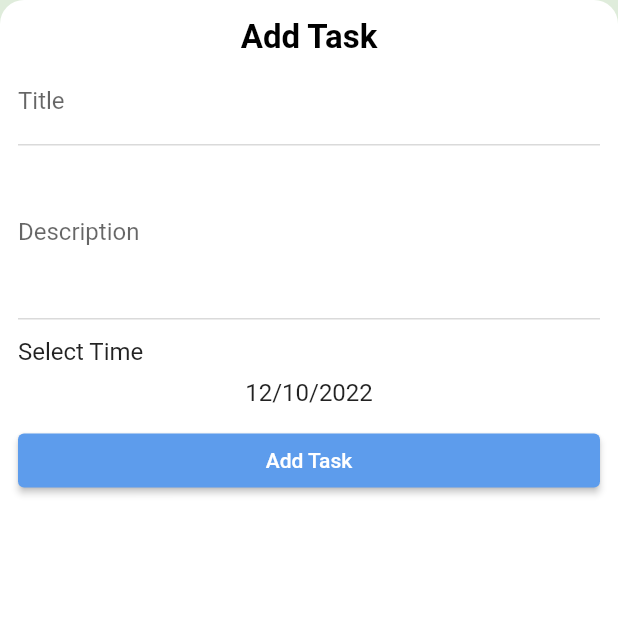
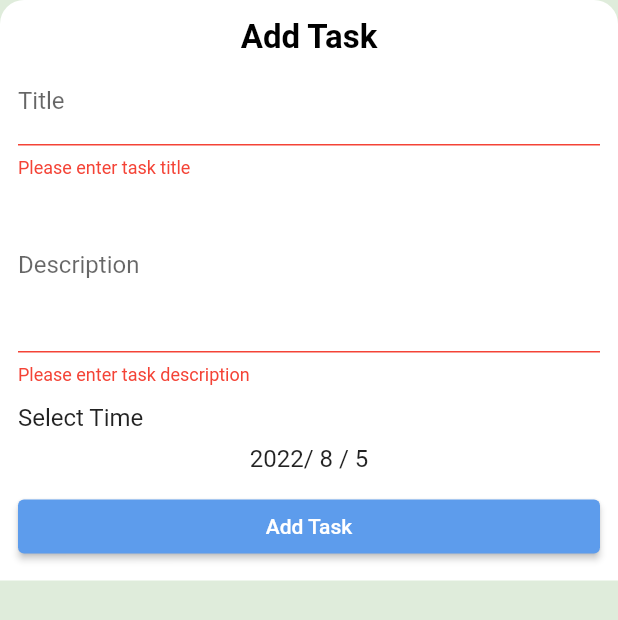
Before and after one commit to mohamedhamouda7897/todo_c6_offline, a Flutter app: the AddTaskBottomSheet widget shown alone on an empty page, opened directly, after a tap on "Add Task", on a phone screen of 412 x 824 dp. Shown: the top 620 px of the screen. Run offline on Flutter 3.47's test engine with Material 2 defaults, Android fonts, the phone set to English and light mode, and no system bars; our stand-ins replace calendar_timeline.

Commit message:
finish app before add firebase

```diff
--- a/lib/modules/bottom_sheets/add_task_bottom_sheet.dart
+++ b/lib/modules/bottom_sheets/add_task_bottom_sheet.dart
@@ -1,18 +1,27 @@
 import 'package:flutter/material.dart';
 import 'package:todo_c6_offline/shared/styles/colors.dart';
 
-class AddTaskBottomSheet extends StatelessWidget {
-  const AddTaskBottomSheet({Key? key}) : super(key: key);
+class AddTaskBottomSheet extends StatefulWidget {
+
+
 
   @override
+  State<AddTaskBottomSheet> createState() => _AddTaskBottomSheetState();
+}
+
+class _AddTaskBottomSheetState extends State<AddTaskBottomSheet> {
+  var selectedDate=DateTime.now();
+  var formKey=GlobalKey<FormState>();
+  @override
   Widget build(BuildContext context) {
-    return Container(
+
+    return SingleChildScrollView(
+      child: Container(
         decoration: BoxDecoration(
           color: WhiteColor,
           borderRadius: BorderRadius.only(topLeft:Radius.circular(16) ,topRight: Radius.circular(16)),
         ),
         padding: EdgeInsets.all(12),
-      child: Form(
         child: Column(
           crossAxisAlignment: CrossAxisAlignment.stretch,
           children: [
@@ -21,18 +30,36 @@ class AddTaskBottomSheet extends StatelessWidget {
             ),
               textAlign: TextAlign.center,
             ),
+        Form(
+          key: formKey,
+          child: Column(
+            children: [
               TextFormField(
-              decoration: InputDecoration(
-                labelText: 'Title'
-              ),
+
+                decoration: InputDecoration(labelText: 'Title'),
+                validator: (text) {
+                  if (text == null || text.isEmpty) {
+                    return 'Please enter task title';
+                  }
+                  return null;
+                },
               ),
               TextFormField(
                 maxLines: 4,
                 minLines: 4,
-              decoration: InputDecoration(
-                  labelText: 'Description'
+
+                decoration: InputDecoration(labelText: 'Description'),
+                validator: (text) {
+                  if (text == null || text.isEmpty) {
+                    return 'Please enter task description';
+                  }
+                  return null;
+                },
+              ),
+            ],
           ),
         ),
+
             SizedBox(
               height: 12,
             ),
@@ -40,16 +67,43 @@ class AddTaskBottomSheet extends StatelessWidget {
             SizedBox(
               height: 8,
             ),
-            Text('12/10/2022',style: Theme.of(context).textTheme.subtitle1,
+            InkWell(
+              onTap: (){
+                openDatePicker();
+              },
+              child: Text('${selectedDate.year}/ ${selectedDate.month} / ${selectedDate.day}',
+                style: Theme.of(context).textTheme.subtitle1,
               textAlign: TextAlign.center,),
+            ),
             SizedBox(
               height: 12,
             ),
-            ElevatedButton(onPressed: (){}, child: Text('Add Task'))
+            ElevatedButton(onPressed: (){
+              if(formKey.currentState!.validate()){
 
+
+              }
+
+            }, child: Text('Add Task'))
+ // 'insert ito tasks values()'
           ],
         ),
       ),
     );
   }
+
+  openDatePicker()async {
+    var choosenDate= await showDatePicker(context: context,
+        initialDate: selectedDate,
+        firstDate: DateTime.now(),
+        lastDate: DateTime.now().add(Duration(days: 365))
+
+    );
+
+    if(choosenDate !=null)
+    selectedDate=choosenDate;
+    setState(() {
+
+    });
   }
+}
```
Also changed, not shown: lib/layout/home_layout.dart (+10 -2 lines). Lines whose indentation alone changed are shown as unchanged.
